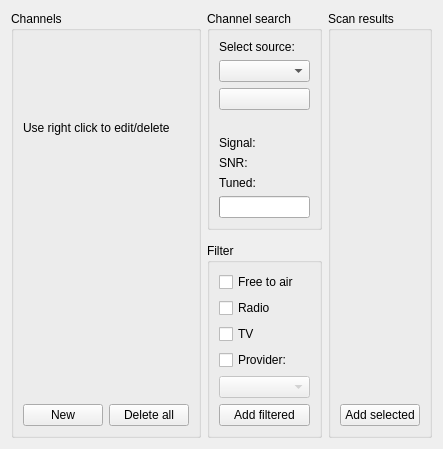
Before: the Qt Designer form src/dvb/dvbscandialog.ui in KDE/kaffeine, drawn with Qt 5.
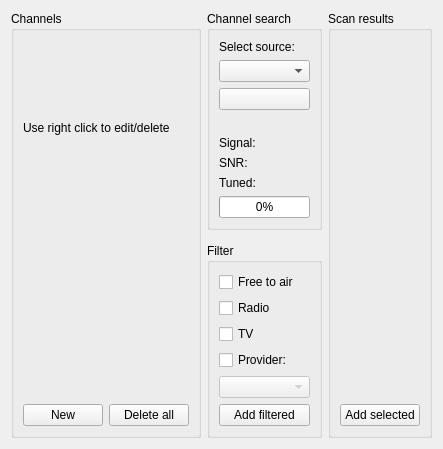
After: the same form once the commit is applied. Custom widgets are drawn as their Qt base class.

```diff
--- a/src/dvb/dvbscandialog.ui
+++ b/src/dvb/dvbscandialog.ui
@@ -102,7 +102,11 @@
          </layout>
         </item>
         <item>
-         <widget class="QProgressBar" name="progressBar" />
+         <widget class="QProgressBar" name="progressBar" >
+          <property name="value" >
+           <number>0</number>
+          </property>
+         </widget>
         </item>
        </layout>
       </widget>
```
